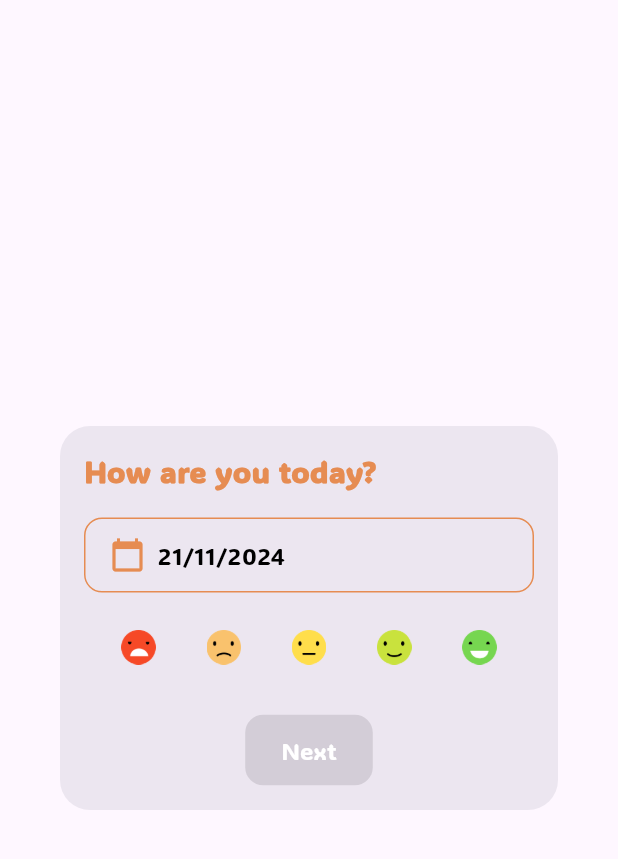
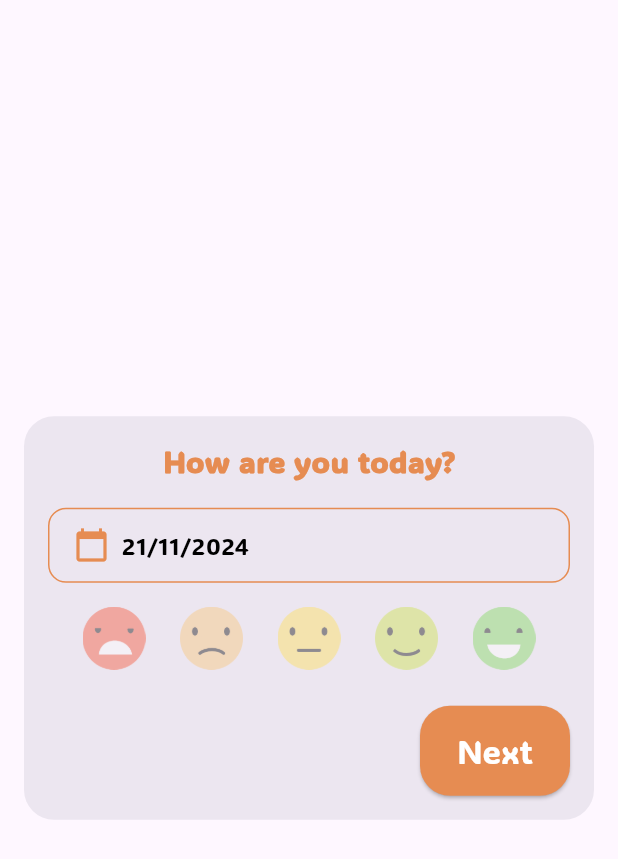
Before and after one commit to nokyalr/mmod_tracker_app, a Flutter app: the MoodDialog widget shown alone on an empty page, opened directly, on a phone screen of 412 x 824 dp. Shown: the top 859 px of the screen. Run offline on Flutter 3.47's test engine with Material 3 defaults, Android fonts, the phone set to English and light mode, and no system bars; our stand-ins replace flutter_cache_manager, shared_preferences; accounts and stored records are empty; network calls fail.

Commit message:
optimize post_screen layout and remove comments

```diff
--- a/lib/screens/home_screen.dart
+++ b/lib/screens/home_screen.dart
@@ -252,13 +252,11 @@ class HomeScreenState extends State<HomeScreen> {
             builder: (context) {
               return MoodDialog(
                 onMoodSelected: (int moodScore) {
-                  // Tambahkan logika ketika mood dipilih
                   print("Mood selected: $moodScore");
                 },
                 onNextPressed: () {
-                  // Tambahkan logika untuk tombol "Next"
                   print("Next button pressed!");
-                  Navigator.pop(context); // Tutup dialog
+                  Navigator.pop(context);
                 },
               );
             },
--- a/lib/screens/post_screen.dart
+++ b/lib/screens/post_screen.dart
@@ -1,14 +1,15 @@
 import 'package:flutter/material.dart';
+import 'package:mood_tracker_app/widgets/confirm_button.dart';
 
 class MoodDialog extends StatefulWidget {
   final Function(int) onMoodSelected;
   final VoidCallback onNextPressed;
 
   const MoodDialog({
-    Key? key,
+    super.key,
     required this.onMoodSelected,
     required this.onNextPressed,
-  }) : super(key: key);
+  });
 
   @override
   State<MoodDialog> createState() => _MoodDialogState();
@@ -21,6 +22,7 @@ class _MoodDialogState extends State<MoodDialog> {
   @override
   Widget build(BuildContext context) {
     return Dialog(
+      insetPadding: EdgeInsets.all(16),
       shape: RoundedRectangleBorder(
         borderRadius: BorderRadius.circular(20),
       ),
@@ -30,12 +32,14 @@ class _MoodDialogState extends State<MoodDialog> {
           mainAxisSize: MainAxisSize.min,
           crossAxisAlignment: CrossAxisAlignment.start,
           children: [
-            const Text(
-              "How are you today?",
-              style: TextStyle(
-                fontSize: 20,
-                fontWeight: FontWeight.bold,
-                color: Color(0xFFE68C52),
+            Center(
+              child: Text(
+                "How are you today?",
+                style: TextStyle(
+                  fontSize: 20,
+                  fontWeight: FontWeight.bold,
+                  color: Color(0xFFE68C52),
+                ),
               ),
             ),
             const SizedBox(height: 16),
@@ -67,7 +71,6 @@ class _MoodDialogState extends State<MoodDialog> {
               ),
             ),
             const SizedBox(height: 16),
-            // Mood selection row
             Row(
               mainAxisAlignment: MainAxisAlignment.spaceEvenly,
               children: [
@@ -79,27 +82,13 @@ class _MoodDialogState extends State<MoodDialog> {
               ],
             ),
             const SizedBox(height: 24),
-            Center(
-              child: ElevatedButton(
+            Align(
+              alignment: Alignment.centerRight,
+              child: ConfirmButton(
+                text: "Next",
                 onPressed:
-                    selectedMoodScore != null ? widget.onNextPressed : null,
-                style: ElevatedButton.styleFrom(
-                  backgroundColor: const Color(0xFFE68C52),
-                  shape: RoundedRectangleBorder(
-                    borderRadius: BorderRadius.circular(12),
-                  ),
-                  padding: const EdgeInsets.symmetric(
-                    vertical: 12,
-                    horizontal: 24,
-                  ),
-                ),
-                child: const Text(
-                  "Next",
-                  style: TextStyle(
-                    color: Colors.white,
-                    fontSize: 16,
-                  ),
-                ),
+                    selectedMoodScore != null ? widget.onNextPressed : () {},
+                width: 100,
               ),
             ),
           ],
@@ -108,35 +97,25 @@ class _MoodDialogState extends State<MoodDialog> {
     );
   }
 
-  /// Widget to display mood images with selection
   Widget _buildMoodImage(BuildContext context, String imagePath, int score) {
     return GestureDetector(
       onTap: () {
         setState(() {
-          selectedMoodScore = score; // Update selected mood
+          selectedMoodScore = score;
           widget.onMoodSelected(score);
         });
       },
-      child: Container(
-        padding: const EdgeInsets.all(8),
-        decoration: BoxDecoration(
-          border: Border.all(
-            color: selectedMoodScore == score
-                ? const Color(0xFFE68C52)
-                : Colors.transparent,
-          ),
-          borderRadius: BorderRadius.circular(12),
-        ),
+      child: Opacity(
+        opacity: selectedMoodScore == score ? 1.0 : 0.4,
         child: Image.asset(
           imagePath,
-          width: 23,
-          height: 23,
+          width: 42,
+          height: 42,
         ),
       ),
     );
   }
 
-  /// Show date picker to select date
   Future<void> _selectDate(BuildContext context) async {
     final DateTime? picked = await showDatePicker(
       context: context,
```
